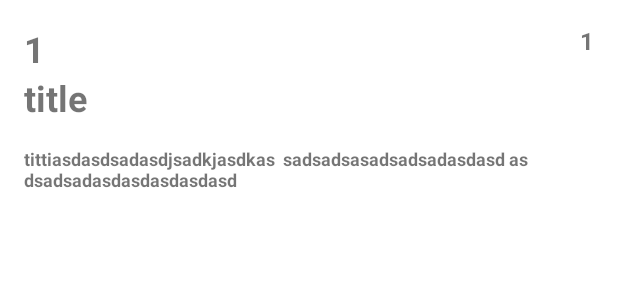
After one commit to candemirci1/MySocialMedia, an Android app: the layout item_post.xml on its own in the app's theme, with its tools: preview values and no code run, on a phone screen of 412 x 824 dp. The commit adds this screen. Shown: the top 300 px of the screen. Run offline under Robolectric (Android 15) with nearby library versions, the phone set to English and light mode, and no system bars.

Commit message:
create screens

```diff
--- a/app/build.gradle
+++ b/app/build.gradle
@@ -4,6 +4,8 @@ plugins {
     id 'kotlin-kapt'
     id 'dagger.hilt.android.plugin'
     id 'androidx.navigation.safeargs'
+    id 'org.jetbrains.kotlin.android.extensions'
+
 }
 
 android {
--- a/app/src/main/java/com/example/mysocialmedia/data/model/Post.kt
+++ b/app/src/main/java/com/example/mysocialmedia/data/model/Post.kt
@@ -1,8 +1,12 @@
 package com.example.mysocialmedia.data.model
 
+import android.os.Parcelable
+import kotlinx.android.parcel.Parcelize
+
+@Parcelize
 data class Post(
     val userId: Int,
     val id: Int,
     val title: String,
     val body: String
-)
+): Parcelable
--- /dev/null
+++ b/app/src/main/res/drawable/ic_person.xml
@@ -0,0 +1,5 @@
+<vector android:height="24dp" android:tint="#000000"
+    android:viewportHeight="24" android:viewportWidth="24"
+    android:width="24dp" xmlns:android="http://schemas.android.com/apk/res/android">
+    <path android:fillColor="@android:color/white" android:pathData="M12,12c2.21,0 4,-1.79 4,-4s-1.79,-4 -4,-4 -4,1.79 -4,4 1.79,4 4,4zM12,14c-2.67,0 -8,1.34 -8,4v2h16v-2c0,-2.66 -5.33,-4 -8,-4z"/>
+</vector>
--- /dev/null
+++ b/app/src/main/res/layout/item_post.xml
@@ -0,0 +1,53 @@
+<?xml version="1.0" encoding="utf-8"?>
+<androidx.constraintlayout.widget.ConstraintLayout xmlns:android="http://schemas.android.com/apk/res/android"
+    android:layout_width="match_parent"
+    android:layout_height="200dp"
+    xmlns:app="http://schemas.android.com/apk/res-auto"
+    xmlns:tools="http://schemas.android.com/tools"
+    android:padding="16dp">
+
+
+    <TextView
+        android:id="@+id/tv_user_id"
+        android:layout_width="0dp"
+        android:layout_height="wrap_content"
+        android:textSize="24sp"
+        android:textStyle="bold"
+        app:layout_constraintTop_toTopOf="parent"
+        app:layout_constraintStart_toStartOf="parent"
+        tools:text="1" />
+
+    <TextView
+        android:id="@+id/tv_id"
+        android:layout_width="0dp"
+        android:layout_height="wrap_content"
+        android:textSize="16sp"
+        android:textStyle="bold"
+        app:layout_constraintEnd_toEndOf="parent"
+        app:layout_constraintTop_toTopOf="parent"
+        android:layout_marginStart="24dp"
+        tools:text="1" />
+
+    <TextView
+        android:id="@+id/tv_title"
+        android:layout_width="0dp"
+        android:layout_height="wrap_content"
+        android:textSize="24sp"
+        android:textStyle="bold"
+        app:layout_constraintTop_toBottomOf="@+id/tv_user_id"
+        app:layout_constraintStart_toStartOf="parent"
+        tools:text="title" />
+    <TextView
+        android:id="@+id/tv_body"
+        android:layout_width="0dp"
+        android:layout_height="wrap_content"
+        android:textSize="12sp"
+        android:textStyle="bold"
+        app:layout_constraintTop_toBottomOf="@+id/tv_title"
+        android:layout_marginTop="16dp"
+        app:layout_constraintStart_toStartOf="parent"
+        tools:text="tittiasdasdsadasdjsadkjasdkas  sadsadsasadsadsadasdasd as dsadsadasdasdasdasdasd" />
+
+
+
+</androidx.constraintlayout.widget.ConstraintLayout>
--- a/app/src/main/res/navigation/main_navigation.xml
+++ b/app/src/main/res/navigation/main_navigation.xml
@@ -17,5 +17,9 @@
     <fragment
         android:id="@+id/postFragment"
         android:name="com.example.mysocialmedia.ui.post.PostFragment"
-        android:label="PostFragment" />
+        android:label="PostFragment" >
+        <argument
+            android:name="posts"
+            app:argType="com.example.mysocialmedia.data.model.Post[]" />
+    </fragment>
 </navigation>
```
Also changed, not shown: app/src/main/java/com/example/mysocialmedia/data/model/User.kt (added, +21 -0 lines), app/src/main/java/com/example/mysocialmedia/ui/post/PostAdapter.kt (added, +35 -0 lines), app/src/main/java/com/example/mysocialmedia/ui/post/PostFragment.kt (+8 -0 lines), app/src/main/java/com/example/mysocialmedia/ui/user/UserAdapter.kt (added, +35 -0 lines), app/src/main/java/com/example/mysocialmedia/ui/user/UserFragment.kt (+19 -4 lines), app/src/main/res/layout/fragment_post.xml (+12 -1 lines), app/src/main/res/layout/fragment_user.xml (+7 -34 lines), app/src/main/res/layout/item_user.xml (added, +31 -0 lines).
